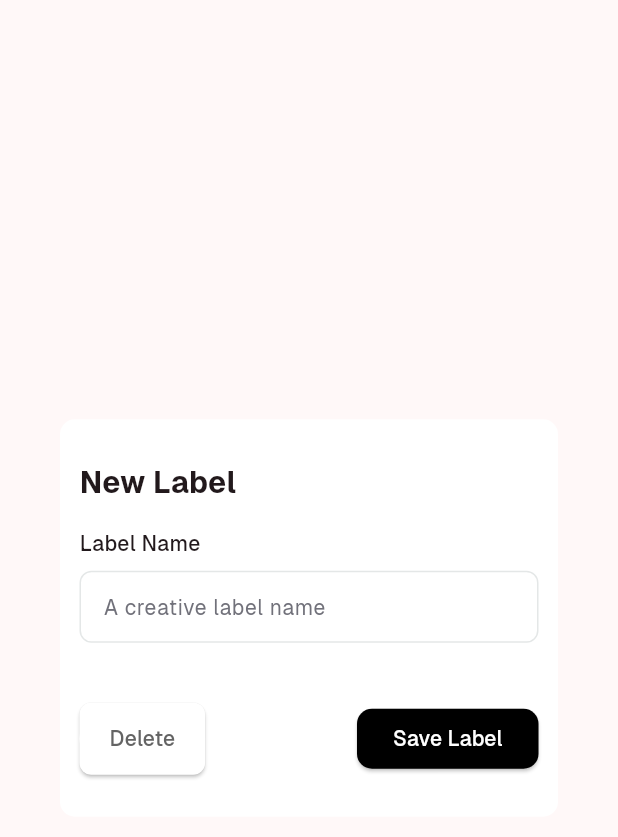
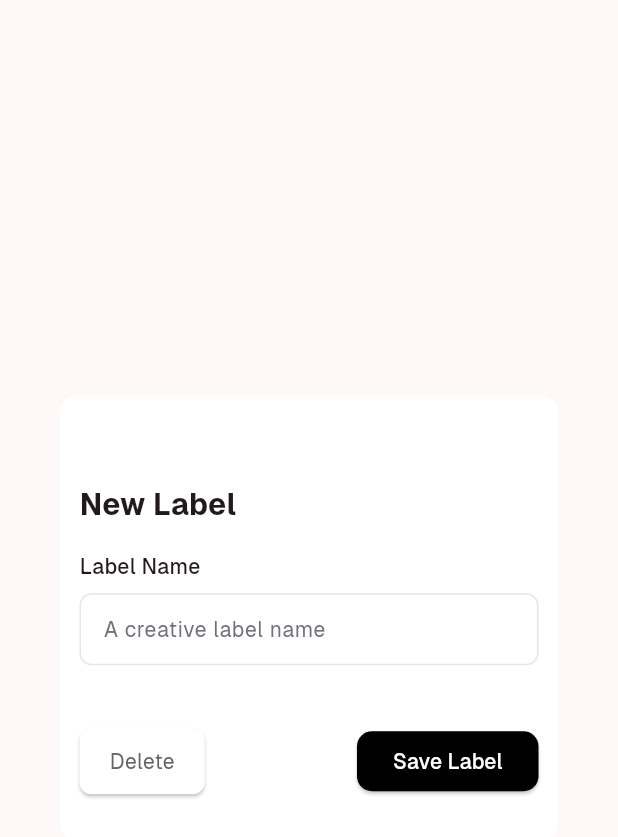
Before and after one commit to mhussainyousof/arfoon_hussain_note_, a Flutter app: the NoteDialog widget shown alone on an empty page, opened directly, on a phone screen of 412 x 824 dp. Shown: the top 837 px of the screen. Run offline on Flutter 3.47's test engine with Material 3 defaults, Android fonts, the phone set to English and light mode, and no system bars; our stand-ins replace equatable, flutter_bloc, flutter_svg, isar; accounts and stored records are empty; generated files the repository leaves out were written again; project files that could hold a hidden picture were left out.

Commit message:
refactor(ui): extract reusable widgets to reduce code duplication

```diff
--- a/lib/frontend/widgets/dialog_buttons.dart
+++ b/lib/frontend/widgets/dialog_buttons.dart
@@ -31,19 +31,19 @@ class dialogButtons extends StatelessWidget {
                 color: Colors.white,
                 elevation: textButtonElevation ?? 1,
                 borderRadius: BorderRadius.circular(8),
-                child: TextButton(
-                  style: TextButton.styleFrom(
-                    backgroundColor: Colors.white,
-                    padding: const EdgeInsets.symmetric(
-                      horizontal: 20,
-                      vertical: 2,
+                child: InkWell(
+                  borderRadius: BorderRadius.circular(8),
+                  onTap: textButtonOnpressed,
+                  child: Padding(
+                    padding:
+                        const EdgeInsets.symmetric(horizontal: 20, vertical: 12),
+                    child: Text(
+                      textButtonText,
+                      style: const TextStyle(
+                        color: Color(0XFF646464),
+                        fontSize: 14,
+                      ),
                     ),
-                  ),
-                  onPressed: textButtonOnpressed,
-                  child: Text(
-                    textButtonText,
-                    style:
-                        const TextStyle(color: Color(0XFF646464), fontSize: 14),
                   ),
                 ),
               )
--- a/lib/frontend/widgets/note_dialog.dart
+++ b/lib/frontend/widgets/note_dialog.dart
@@ -3,15 +3,21 @@ import 'package:flutter/material.dart';
 class NoteDialog extends StatelessWidget {
   final CrossAxisAlignment? crossAxisAlignment;
   final List<Widget> children;
+  final String? title;
+  final String? details;
   const NoteDialog({
     super.key,
     this.crossAxisAlignment,
     required this.children,
+    this.title,
+    this.details
   });
 
   @override
   Widget build(BuildContext context) {
     return Dialog(
+
+
       backgroundColor: Colors.white,
       shape: RoundedRectangleBorder(
           borderRadius: BorderRadiusGeometry.circular(10)),
@@ -23,7 +29,28 @@ class NoteDialog extends StatelessWidget {
               crossAxisAlignment:
                   crossAxisAlignment ?? CrossAxisAlignment.center,
               mainAxisSize: MainAxisSize.min,
-              children: children),
+              children: [
+                if(title != null)Text(
+                  title!,
+                  style: const TextStyle(
+                    fontSize: 20,
+                    fontWeight: FontWeight.w600,
+
+                  ),
+                ),
+                const SizedBox(height: 15),
+                if(details != null)Text(
+                  details!,
+                  style: const TextStyle(
+                    fontSize: 14,
+                    fontWeight: FontWeight.w500,
+                  ),
+                ),
+                const SizedBox(height: 15),
+
+
+              ...children
+              ]),
         ),
       ),
     );
```
Also changed, not shown: lib/frontend/features/home/widgets/home_note_card.dart (+36 -10 lines).
